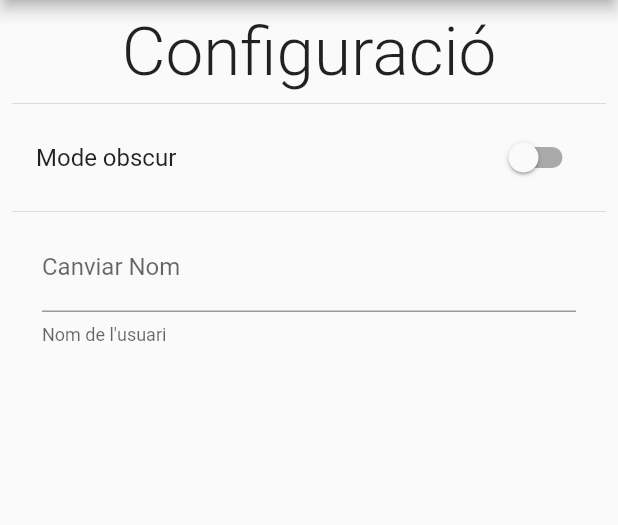
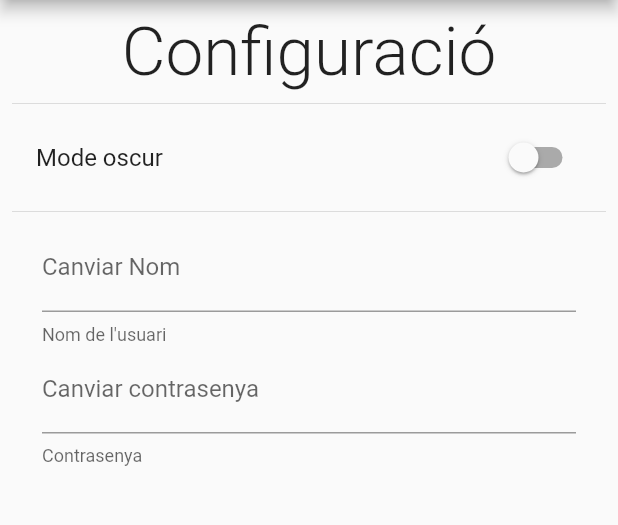
Before and after one commit to FranciscoJaner/practica4.1_JanerMudoyFrancisco, a Flutter app: the SettingsPage screen opened by its route, on a phone screen of 412 x 824 dp, the part 84-609 px from its top. Run offline on Flutter 3.47's test engine with Material 2 defaults, Android fonts, the phone set to English and light mode, and no system bars; our stand-ins replace shared_preferences; accounts and stored records are empty.

Commit message:
13/01 19:30

```diff
--- a/lib/main.dart
+++ b/lib/main.dart
@@ -13,7 +13,7 @@ void main() async {
       ChangeNotifierProvider(
         create: (_) => ThemeProvider(
             isDarkMode: Preferences
-                .isDarkMode), // Provaider per controlar l'estat de el tema oscur a la aplicaciós
+                .isDarkMode), // Provaider per controlar l'estat de el tema oscur a la aplicació
       )
     ],
     child: MyApp(),
--- a/lib/preferences/preferences.dart
+++ b/lib/preferences/preferences.dart
@@ -2,7 +2,8 @@ import 'package:flutter/material.dart';
 import 'package:shared_preferences/shared_preferences.dart';
 
 class Preferences {
-  static late SharedPreferences _preferences;
+  static late SharedPreferences
+      _preferences; // Clase avon tenim les preferences i que conte tots el setters i getter per poder emplear-ho avon o necessitem.
 
   static String _usuari = '';
   static String _contrasena = '';
--- a/lib/screens/home_screen.dart
+++ b/lib/screens/home_screen.dart
@@ -108,7 +108,7 @@ class _HomePageState extends State<HomePage> {
                   context: context,
                   builder: ((context) => AlertDialog(
                         title: const Text('Avis'),
-                        content: const Text('Contrasenya o usuari incorrectes'),
+                        content: const Text('Contrasenya o usuari buits'),
                         actions: [
                           ElevatedButton(
                             onPressed: (() {
--- a/lib/screens/settings_screen.dart
+++ b/lib/screens/settings_screen.dart
@@ -16,7 +16,7 @@ class _SettingsPageState extends State<SettingsPage> {
   @override
   Widget build(BuildContext context) {
     return Scaffold(
-        // AppBar de l'aplicació
+        // AppBar de la pagina
         appBar: AppBar(
           title: const Text('Settings'),
         ),
@@ -36,7 +36,7 @@ class _SettingsPageState extends State<SettingsPage> {
                 SwitchListTile(
                     // Widget el qual canvia el tema de la aplicacio de clar a obscur.
                     value: Preferences.isDarkMode,
-                    title: const Text('Mode obscur'),
+                    title: const Text('Mode oscur'),
                     onChanged: (value) {
                       Preferences.isDarkMode = value;
                       final themeProvider =
@@ -60,6 +60,21 @@ class _SettingsPageState extends State<SettingsPage> {
                         labelText: 'Canviar Nom',
                         helperText: 'Nom de l\'usuari'),
                   ),
+                ),
+                Padding(
+                  padding: const EdgeInsets.symmetric(horizontal: 20),
+                  child: TextFormField(
+                    // Text field que el que fa es canviar el valor de la preference de usuari per el que introduim, basicament es un canvi de nom.
+                    initialValue: Preferences.contrasena,
+                    obscureText: true,
+                    onChanged: (value) {
+                      Preferences.contrasena = value;
+                      setState(() {});
+                    },
+                    decoration: const InputDecoration(
+                        labelText: 'Canviar contrasenya',
+                        helperText: 'Contrasenya'),
+                  ),
                 )
               ],
             ),
```
